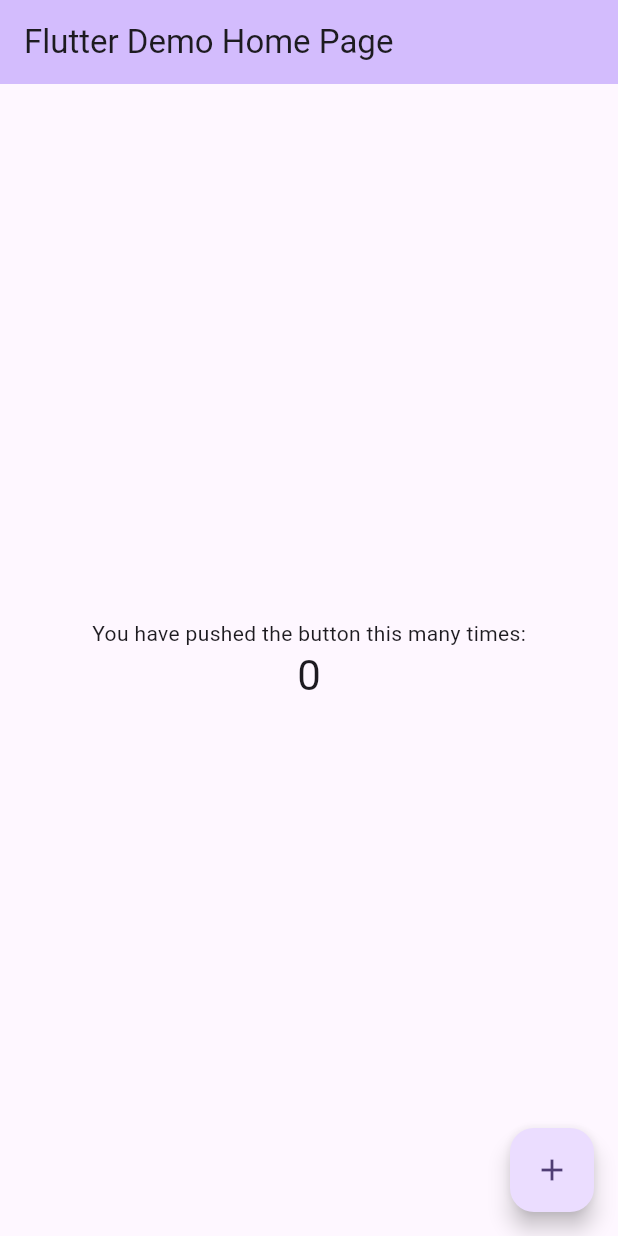
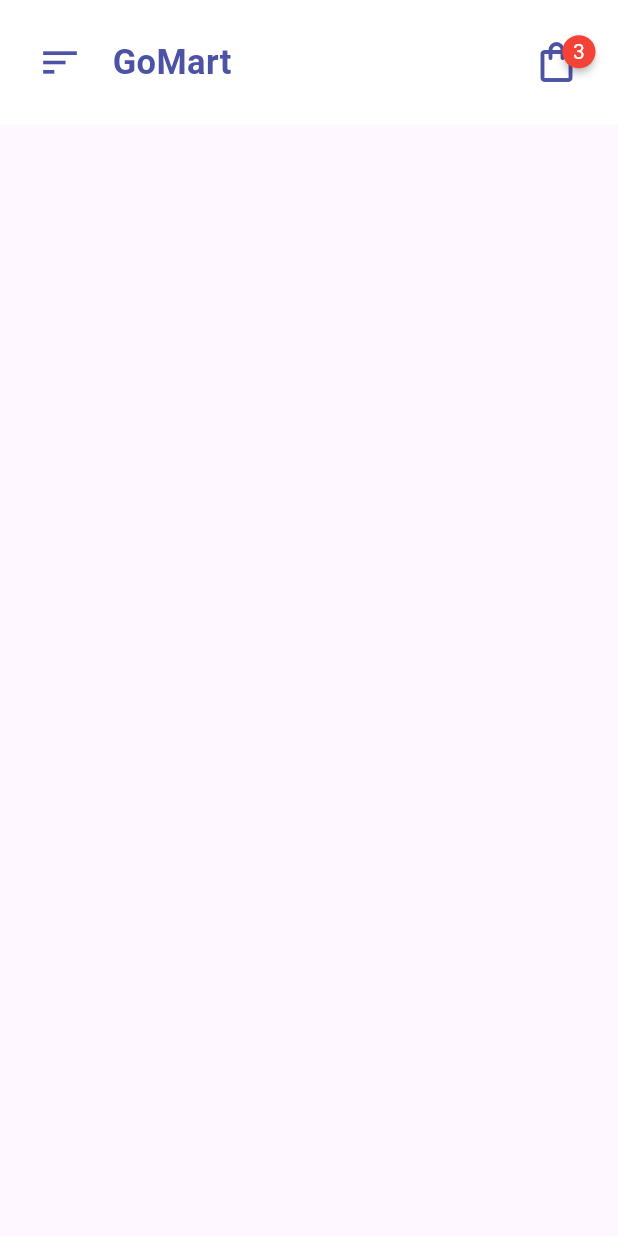
Before and after one commit to ricofrijayaspane/gomart-flutter, a Flutter app: the screen it shows after launch, on a phone screen of 412 x 824 dp. Run offline on Flutter 3.47's test engine with Material 3 defaults, Android fonts, the phone set to English and light mode, and no system bars; drawn by our look-alikes of badges.

Commit message:
feat: add AppBar

```diff
--- /dev/null
+++ b/lib/customs/app_colors.dart
@@ -0,0 +1,6 @@
+import 'package:flutter/material.dart';
+
+class AppColors {
+  static const Color primary = Color(0xffFF4C53A5);
+  static const Color background = Color(0xffEDECF2);
+}
--- a/lib/main.dart
+++ b/lib/main.dart
@@ -1,4 +1,5 @@
 import 'package:flutter/material.dart';
+import 'package:gomart/pages/home_page.dart';
 
 void main() {
   runApp(const MyApp());
@@ -11,115 +12,13 @@
   @override
   Widget build(BuildContext context) {
     return MaterialApp(
+      debugShowCheckedModeBanner: false,
       title: 'Flutter Demo',
       theme: ThemeData(
-        // This is the theme of your application.
-        //
-        // TRY THIS: Try running your application with "flutter run". You'll see
-        // the application has a purple toolbar. Then, without quitting the app,
-        // try changing the seedColor in the colorScheme below to Colors.green
-        // and then invoke "hot reload" (save your changes or press the "hot
-        // reload" button in a Flutter-supported IDE, or press "r" if you used
-        // the command line to start the app).
-        //
-        // Notice that the counter didn't reset back to zero; the application
-        // state is not lost during the reload. To reset the state, use hot
-        // restart instead.
-        //
-        // This works for code too, not just values: Most code changes can be
-        // tested with just a hot reload.
         colorScheme: ColorScheme.fromSeed(seedColor: Colors.deepPurple),
         useMaterial3: true,
       ),
-      home: const MyHomePage(title: 'Flutter Demo Home Page'),
+      home: const HomePage(),
     );
   }
 }
-
-class MyHomePage extends StatefulWidget {
-  const MyHomePage({super.key, required this.title});
-
-  // This widget is the home page of your application. It is stateful, meaning
-  // that it has a State object (defined below) that contains fields that affect
-  // how it looks.
-
-  // This class is the configuration for the state. It holds the values (in this
-  // case the title) provided by the parent (in this case the App widget) and
-  // used by the build method of the State. Fields in a Widget subclass are
-  // always marked "final".
-
-  final String title;
-
-  @override
-  State<MyHomePage> createState() => _MyHomePageState();
-}
-
-class _MyHomePageState extends State<MyHomePage> {
-  int _counter = 0;
-
-  void _incrementCounter() {
-    setState(() {
-      // This call to setState tells the Flutter framework that something has
-      // changed in this State, which causes it to rerun the build method below
-      // so that the display can reflect the updated values. If we changed
-      // _counter without calling setState(), then the build method would not be
-      // called again, and so nothing would appear to happen.
-      _counter++;
-    });
-  }
-
-  @override
-  Widget build(BuildContext context) {
-    // This method is rerun every time setState is called, for instance as done
-    // by the _incrementCounter method above.
-    //
-    // The Flutter framework has been optimized to make rerunning build methods
-    // fast, so that you can just rebuild anything that needs updating rather
-    // than having to individually change instances of widgets.
-    return Scaffold(
-      appBar: AppBar(
-        // TRY THIS: Try changing the color here to a specific color (to
-        // Colors.amber, perhaps?) and trigger a hot reload to see the AppBar
-        // change color while the other colors stay the same.
-        backgroundColor: Theme.of(context).colorScheme.inversePrimary,
-        // Here we take the value from the MyHomePage object that was created by
-        // the App.build method, and use it to set our appbar title.
-        title: Text(widget.title),
-      ),
-      body: Center(
-        // Center is a layout widget. It takes a single child and positions it
-        // in the middle of the parent.
-        child: Column(
-          // Column is also a layout widget. It takes a list of children and
-          // arranges them vertically. By default, it sizes itself to fit its
-          // children horizontally, and tries to be as tall as its parent.
-          //
-          // Column has various properties to control how it sizes itself and
-          // how it positions its children. Here we use mainAxisAlignment to
-          // center the children vertically; the main axis here is the vertical
-          // axis because Columns are vertical (the cross axis would be
-          // horizontal).
-          //
-          // TRY THIS: Invoke "debug painting" (choose the "Toggle Debug Paint"
-          // action in the IDE, or press "p" in the console), to see the
-          // wireframe for each widget.
-          mainAxisAlignment: MainAxisAlignment.center,
-          children: <Widget>[
-            const Text(
-              'You have pushed the button this many times:',
-            ),
-            Text(
-              '$_counter',
-              style: Theme.of(context).textTheme.headlineMedium,
-            ),
-          ],
-        ),
-      ),
-      floatingActionButton: FloatingActionButton(
-        onPressed: _incrementCounter,
-        tooltip: 'Increment',
-        child: const Icon(Icons.add),
-      ), // This trailing comma makes auto-formatting nicer for build methods.
-    );
-  }
-}
--- /dev/null
+++ b/lib/pages/home_page.dart
@@ -0,0 +1,18 @@
+import 'package:flutter/material.dart';
+import 'package:gomart/customs/app_colors.dart';
+import 'package:gomart/widgets/home_appbar.dart';
+
+class HomePage extends StatelessWidget {
+  const HomePage({super.key});
+
+  @override
+  Widget build(BuildContext context) {
+    return Scaffold(
+      body: ListView(
+        children: [
+          HomeAppbar(),
+        ],
+      ),
+    );
+  }
+}
--- /dev/null
+++ b/lib/widgets/home_appbar.dart
@@ -0,0 +1,52 @@
+import 'package:flutter/material.dart';
+import 'package:gomart/customs/app_colors.dart';
+import 'package:badges/badges.dart' as badges;
+
+class HomeAppbar extends StatelessWidget {
+  const HomeAppbar({super.key});
+
+  @override
+  Widget build(BuildContext context) {
+    return Container(
+      color: Colors.white,
+      padding: EdgeInsets.all(25),
+      child: Row(
+        children: [
+          Icon(
+            Icons.sort,
+            size: 30,
+            color: AppColors.primary,
+          ),
+          SizedBox(width: 20),
+          Text(
+            'GoMart',
+            style: TextStyle(
+              fontSize: 23,
+              fontWeight: FontWeight.bold,
+              color: AppColors.primary,
+            ),
+          ),
+          Spacer(),
+          badges.Badge(
+            badgeContent: Text(
+              '3',
+              style: TextStyle(color: Colors.white),
+            ),
+            badgeStyle: badges.BadgeStyle(
+              badgeColor: Colors.red,
+              padding: EdgeInsets.all(7),
+            ),
+            child: InkWell(
+              onTap: () {},
+              child: Icon(
+                Icons.shopping_bag_outlined,
+                size: 32,
+                color: AppColors.primary,
+              ),
+            ),
+          ),
+        ],
+      ),
+    );
+  }
+}
--- a/pubspec.yaml
+++ b/pubspec.yaml
@@ -35,6 +35,7 @@ dependencies:
   # Use with the CupertinoIcons class for iOS style icons.
   cupertino_icons: ^1.0.8
   get: ^4.7.2
+  badges: ^3.1.2
 
 dev_dependencies:
   flutter_test:
```
Also changed, not shown: pubspec.lock.
